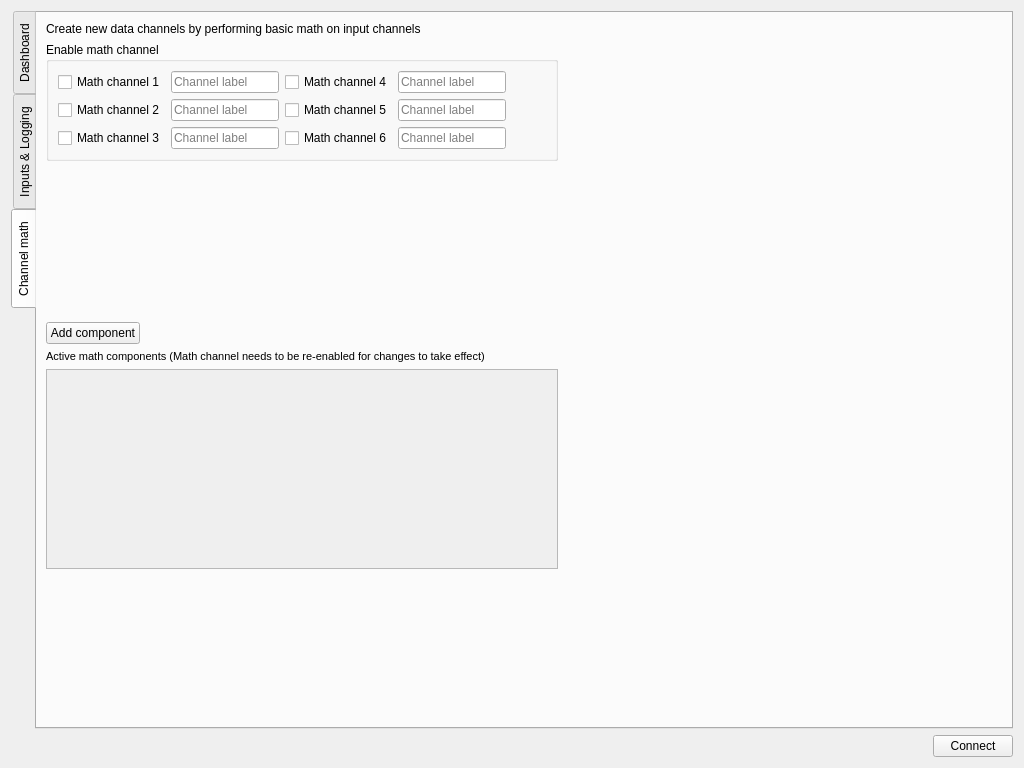
First picture: the form in mainwindow.ui, repository vedranMv/dataDashboard, before the edit.
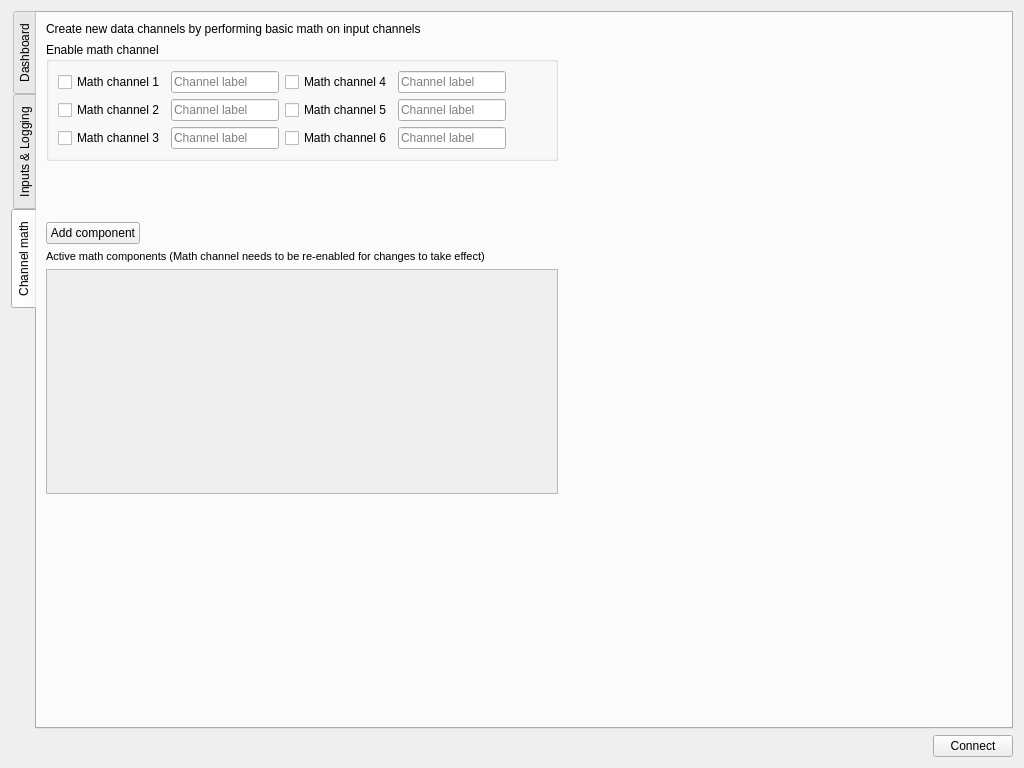
Second picture: the form after the edit. The open tabs and pages were chosen to show the change.

The edit to the form file:
```diff
--- a/mainwindow.ui
+++ b/mainwindow.ui
@@ -876,10 +876,13 @@
            <property name="orientation">
             <enum>Qt::Vertical</enum>
            </property>
+           <property name="sizeType">
+            <enum>QSizePolicy::Fixed</enum>
+           </property>
            <property name="sizeHint" stdset="0">
             <size>
              <width>20</width>
-             <height>20</height>
+             <height>50</height>
             </size>
            </property>
           </spacer>
@@ -945,7 +948,7 @@
               <x>0</x>
               <y>0</y>
               <width>498</width>
-              <height>198</height>
+              <height>218</height>
              </rect>
             </property>
             <layout class="QVBoxLayout" name="verticalLayout_7">
```
